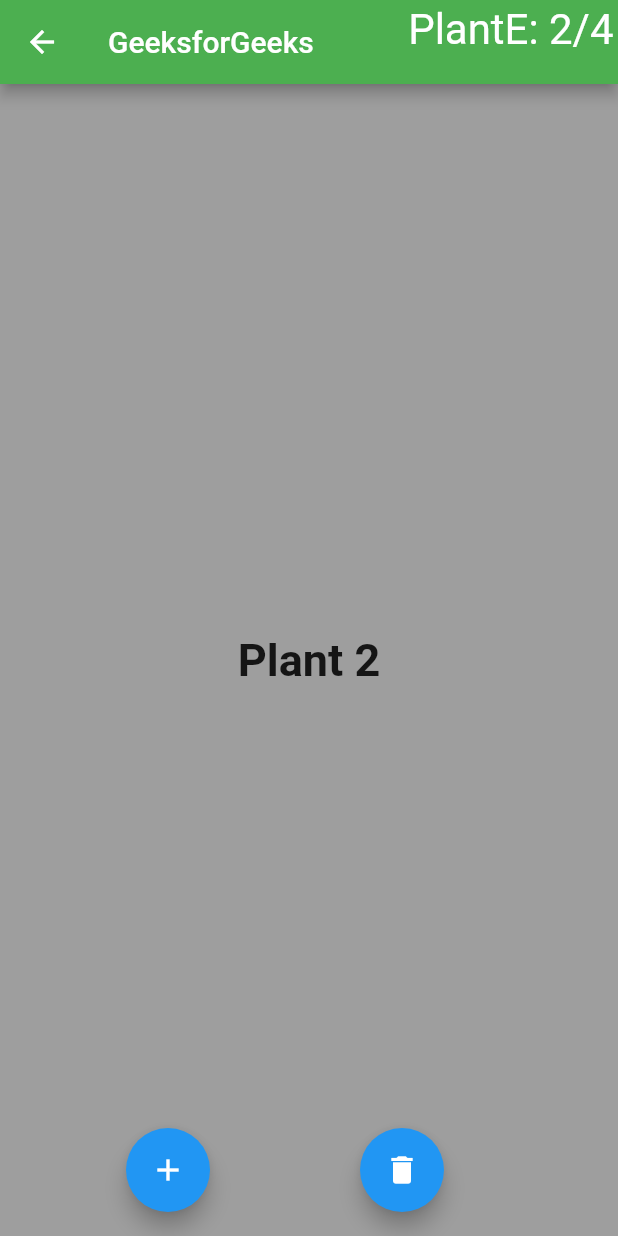
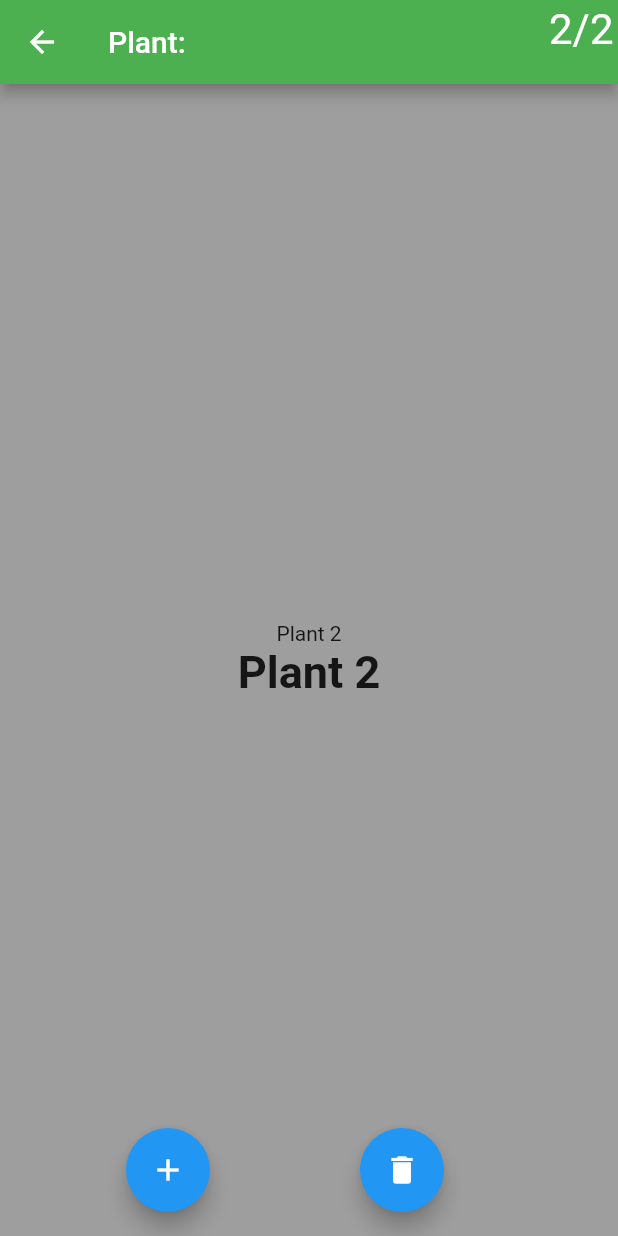
Before and after one commit to Nokheenig/EPSI-B3_MSPR_Dev_IA_App_Arosaj, a Flutter app: the MyHomePage screen opened directly, swiped to page 2, on a phone screen of 412 x 824 dp. Run offline on Flutter 3.47's test engine with Material 2 defaults, Android fonts, the phone set to English and light mode, and no system bars; our stand-ins replace flushbar; network calls fail.

Commit message:
first step nested widgets page & tile

```diff
--- a/lib/page/pageView.dart
+++ b/lib/page/pageView.dart
@@ -1,4 +1,5 @@
 import 'package:flutter/material.dart';
+import 'text_tile_page.dart';
 
 class MyHomePage extends StatefulWidget {
   @override
@@ -9,10 +10,21 @@ class _MyHomePageState extends State<MyHomePage> {
 
   PageController controller=PageController();
   List<Widget> _list=<Widget>[
-    new Center(child:new Pages(text: "Plant 1",)),
-    new Center(child:new Pages(text: "Plant 2",)),
+    new Center(child:new Pages(
+                                display: ({@required final String text}) {
+                                assert(text != null);
+                                return MyTextWidget(text: text);
+                              },
+                                text: "Plant 1",)),
+    new Center(child:new Pages(
+                                display: ({@required final String text}) {
+                                  assert(text != null);
+                                  return MyTextWidget(text: text);
+                                },
+                                text: "Plant 2",)),/*
     new Center(child:new Pages(text: "Plant 3",)),
     new Center(child:new Pages(text: "Plant 4",))
+    */
   ];
   int _curr=0;
 
@@ -21,13 +33,13 @@ class _MyHomePageState extends State<MyHomePage> {
     return Scaffold(
         backgroundColor: Colors.grey,
         appBar:AppBar(
-          title: Text("GeeksforGeeks"),
+          title: Text("Plant: "),
           backgroundColor: Colors.green,
           actions: <Widget>[
             Padding(
               padding: const EdgeInsets.all(3.0),
               child: Text(
-                "PlantE: "+(
+                (
                     _curr+1).toString()+"/"+_list.length.toString(),textScaleFactor: 2,),
             )
           ],),
@@ -76,19 +88,52 @@ class _MyHomePageState extends State<MyHomePage> {
   }
 }
 
-class Pages extends StatelessWidget {
-  final text;
-  Pages({this.text});
+class MyTextWidget extends StatelessWidget {
+  final String text;
+
+  MyTextWidget({@required this.text}) : assert(text != null);
+
   @override
-  Widget build(BuildContext context) {
+  Widget build(final BuildContext context) {
+    return Text(this.text);
+  }
+}
+
+typedef Widget DisplayType({@required final String text});
+
+class Pages extends StatefulWidget {
+  final DisplayType display;
+  final String text;
+
+  Pages({
+    @required this.display,
+    @required this.text
+  }) :  assert(display != null),
+        assert(text != null);
+
+  @override
+  State<StatefulWidget> createState() {
+    return PagesState();
+  }
+}
+
+class PagesState extends State<Pages> {
+  @override
+  Widget build(final BuildContext context) {
     return Center(
       child: Column(
           mainAxisAlignment: MainAxisAlignment.center,
           children:<Widget>[
-            Text(text,textAlign: TextAlign.center,style: TextStyle(
+            widget.display(text: widget.text),
+            Text(widget.text,textAlign: TextAlign.center,style: TextStyle(
                 fontSize: 30,fontWeight:FontWeight.bold),),
           ]
       ),
     );
+
+
+
+
+    //this.widget.display(text: this.widget.text);
   }
 }
```
